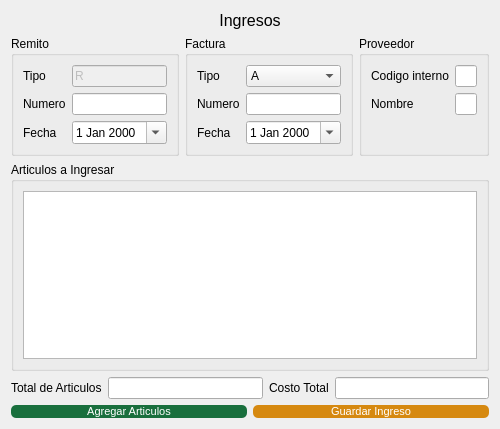
First picture: the form in Vistas/gui/ingresos/Ingreso.ui, repository Lonaris/Corupel, before the edit.
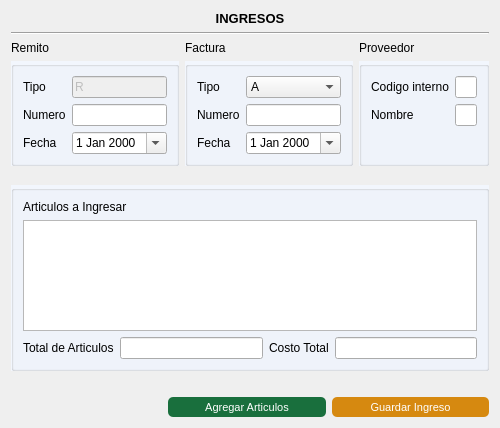
Second picture: the form after the edit. Icons and pictures are not drawn.

Commit message:
Nuevos cambios en la interfaz
Le puse colocitos y toda esa gilada... y para no ser menos que vos tambien hago estos commit jajaja

```diff
--- a/Vistas/gui/ingresos/Ingreso.ui
+++ b/Vistas/gui/ingresos/Ingreso.ui
@@ -6,8 +6,8 @@
    <rect>
     <x>0</x>
     <y>0</y>
-    <width>486</width>
-    <height>429</height>
+    <width>466</width>
+    <height>428</height>
    </rect>
   </property>
   <property name="sizePolicy">
@@ -22,136 +22,221 @@
   <property name="autoFillBackground">
    <bool>false</bool>
   </property>
-  <layout class="QVBoxLayout" name="verticalLayout">
-   <property name="sizeConstraint">
-    <enum>QLayout::SetMinAndMaxSize</enum>
-   </property>
-   <item>
-    <widget class="QLabel" name="label">
-     <property name="font">
-      <font>
-       <pointsize>12</pointsize>
-       <weight>50</weight>
-       <bold>false</bold>
-       <underline>false</underline>
-       <strikeout>false</strikeout>
-       <stylestrategy>PreferDefault</stylestrategy>
-       <kerning>true</kerning>
-      </font>
-     </property>
-     <property name="text">
-      <string>Ingresos</string>
-     </property>
-     <property name="alignment">
-      <set>Qt::AlignCenter</set>
-     </property>
-    </widget>
-   </item>
-   <item>
-    <layout class="QHBoxLayout" name="Comprobantes">
-     <item>
-      <widget class="QGroupBox" name="group_remito">
-       <property name="sizePolicy">
-        <sizepolicy hsizetype="Expanding" vsizetype="Preferred">
-         <horstretch>0</horstretch>
-         <verstretch>0</verstretch>
-        </sizepolicy>
+  <layout class="QGridLayout" name="gridLayout_2">
+   <item row="0" column="0">
+    <layout class="QGridLayout" name="gridLayout_6" rowstretch="2,2,2,2,2,2,2,2,2,82,2,2,0">
+     <item row="0" column="0" rowspan="2" colspan="3">
+      <widget class="QLabel" name="label">
+       <property name="font">
+        <font>
+         <family>MS Shell Dlg 2</family>
+         <pointsize>10</pointsize>
+         <weight>75</weight>
+         <bold>true</bold>
+         <underline>false</underline>
+         <strikeout>false</strikeout>
+         <stylestrategy>PreferDefault</stylestrategy>
+         <kerning>true</kerning>
+        </font>
+       </property>
+       <property name="text">
+        <string>INGRESOS</string>
+       </property>
+       <property name="alignment">
+        <set>Qt::AlignCenter</set>
+       </property>
+      </widget>
+     </item>
+     <item row="11" column="0" colspan="3">
+      <spacer name="horizontalSpacer_2">
+       <property name="orientation">
+        <enum>Qt::Horizontal</enum>
+       </property>
+       <property name="sizeHint" stdset="0">
+        <size>
+         <width>40</width>
+         <height>20</height>
+        </size>
+       </property>
+      </spacer>
+     </item>
+     <item row="12" column="0" colspan="3">
+      <layout class="QHBoxLayout" name="Botones">
+       <item>
+        <spacer name="horizontalSpacer">
+         <property name="orientation">
+          <enum>Qt::Horizontal</enum>
+         </property>
+         <property name="sizeHint" stdset="0">
+          <size>
+           <width>40</width>
+           <height>20</height>
+          </size>
+         </property>
+        </spacer>
+       </item>
+       <item>
+        <widget class="QPushButton" name="btn_ingresar">
+         <property name="sizePolicy">
+          <sizepolicy hsizetype="Expanding" vsizetype="Expanding">
+           <horstretch>0</horstretch>
+           <verstretch>0</verstretch>
+          </sizepolicy>
+         </property>
+         <property name="maximumSize">
+          <size>
+           <width>16777215</width>
+           <height>40</height>
+          </size>
+         </property>
+         <property name="styleSheet">
+          <string notr="true">#btn_ingresar{
+	background-color: #196F3D;
+	color: #ffffff;
+	font-family: 'Ariall';
+	font-size: 11px;
+	border-radius: 5px;
+	}
+
+#btn_ingresar:hover{
+	background-color: #04B431;
+	}</string>
+         </property>
+         <property name="text">
+          <string>Agregar Articulos</string>
+         </property>
+         <property name="icon">
+          <iconset>
+           <normaloff>../ico/insert_to_shopping_cart.ico</normaloff>../ico/insert_to_shopping_cart.ico</iconset>
+         </property>
+         <property name="iconSize">
+          <size>
+           <width>40</width>
+           <height>40</height>
+          </size>
+         </property>
+        </widget>
+       </item>
+       <item>
+        <widget class="QPushButton" name="btn_guardar">
+         <property name="sizePolicy">
+          <sizepolicy hsizetype="Expanding" vsizetype="Expanding">
+           <horstretch>0</horstretch>
+           <verstretch>0</verstretch>
+          </sizepolicy>
+         </property>
+         <property name="maximumSize">
+          <size>
+           <width>16777215</width>
+           <height>40</height>
+          </size>
+         </property>
+         <property name="styleSheet">
+          <string notr="true">#btn_guardar{
+	background-color: #D68910  ;
+	color: #ffffff;
+	font-family: 'Ariall';
+	font-size: 11px;
+	border-radius: 5px;
+	}
+
+#btn_guardar:hover{
+	background-color: #F1C40F ;
+	}</string>
+         </property>
+         <property name="text">
+          <string>Guardar Ingreso</string>
+         </property>
+         <property name="icon">
+          <iconset>
+           <normaloff>../ico/save.ico</normaloff>../ico/save.ico</iconset>
+         </property>
+         <property name="iconSize">
+          <size>
+           <width>40</width>
+           <height>40</height>
+          </size>
+         </property>
+        </widget>
+       </item>
+      </layout>
+     </item>
+     <item row="9" column="0" rowspan="2" colspan="3">
+      <widget class="QGroupBox" name="group_tabla">
+       <property name="styleSheet">
+        <string notr="true">#group_tabla{
+	background-color: #F2F6FD;
+	}</string>
        </property>
        <property name="title">
-        <string>Remito</string>
+        <string/>
        </property>
-       <layout class="QFormLayout" name="formLayout_4">
-        <item row="1" column="0">
-         <widget class="QLabel" name="label_numero_2">
-          <property name="text">
-           <string>Numero</string>
-          </property>
-         </widget>
+       <layout class="QGridLayout" name="gridLayout" rowstretch="10,800,0,0">
+        <item row="1" column="0" rowspan="2">
+         <widget class="QTableView" name="tbl_ingresos"/>
         </item>
-        <item row="2" column="0">
-         <widget class="QLabel" name="label_fecha_2">
-          <property name="text">
-           <string>Fecha</string>
-          </property>
-         </widget>
-        </item>
-        <item row="1" column="1">
-         <widget class="QLineEdit" name="rem_numero"/>
-        </item>
-        <item row="2" column="1">
-         <widget class="QDateEdit" name="rem_fecha">
-          <property name="calendarPopup">
-           <bool>true</bool>
-          </property>
-         </widget>
+        <item row="3" column="0">
+         <layout class="QHBoxLayout" name="Totales">
+          <item>
+           <widget class="QLabel" name="label_total_cant">
+            <property name="text">
+             <string>Total de Articulos</string>
+            </property>
+           </widget>
+          </item>
+          <item>
+           <widget class="QLineEdit" name="tot_cant"/>
+          </item>
+          <item>
+           <widget class="QLabel" name="label_total_costo">
+            <property name="text">
+             <string>Costo Total</string>
+            </property>
+           </widget>
+          </item>
+          <item>
+           <widget class="QLineEdit" name="tot_cost"/>
+          </item>
+         </layout>
         </item>
         <item row="0" column="0">
-         <widget class="QLabel" name="label_tipo_2">
+         <widget class="QLabel" name="label_6">
           <property name="text">
-           <string>Tipo</string>
-          </property>
-         </widget>
-        </item>
-        <item row="0" column="1">
-         <widget class="QLineEdit" name="rem_tipo">
-          <property name="enabled">
-           <bool>false</bool>
-          </property>
-          <property name="text">
-           <string>R</string>
+           <string>Articulos a Ingresar</string>
           </property>
          </widget>
         </item>
        </layout>
       </widget>
      </item>
-     <item>
+     <item row="4" column="1" rowspan="2">
       <widget class="QGroupBox" name="group_factura">
        <property name="sizePolicy">
-        <sizepolicy hsizetype="Expanding" vsizetype="Preferred">
+        <sizepolicy hsizetype="Expanding" vsizetype="Expanding">
          <horstretch>0</horstretch>
          <verstretch>0</verstretch>
         </sizepolicy>
        </property>
+       <property name="styleSheet">
+        <string notr="true">#group_factura{
+	background-color: #F2F6FD;
+	}</string>
+       </property>
        <property name="title">
-        <string>Factura</string>
+        <string/>
        </property>
        <layout class="QFormLayout" name="formLayout">
         <property name="formAlignment">
          <set>Qt::AlignLeading|Qt::AlignLeft|Qt::AlignTop</set>
         </property>
         <item row="2" column="0">
-         <widget class="QLabel" name="label_numero">
-          <property name="text">
-           <string>Numero</string>
-          </property>
-         </widget>
-        </item>
-        <item row="2" column="1">
-         <widget class="QLineEdit" name="fact_numero"/>
-        </item>
-        <item row="3" column="0">
-         <widget class="QLabel" name="label_fecha">
-          <property name="text">
-           <string>Fecha</string>
-          </property>
-         </widget>
-        </item>
-        <item row="3" column="1">
-         <widget class="QDateEdit" name="fact_fecha">
-          <property name="calendarPopup">
-           <bool>true</bool>
-          </property>
-         </widget>
-        </item>
-        <item row="1" column="0">
          <widget class="QLabel" name="label_tipo">
           <property name="text">
            <string>Tipo</string>
           </property>
          </widget>
         </item>
-        <item row="1" column="1">
+        <item row="2" column="1">
          <widget class="QComboBox" name="fact_tipo">
           <item>
            <property name="text">
@@ -170,159 +255,202 @@
           </item>
          </widget>
         </item>
+        <item row="3" column="0">
+         <widget class="QLabel" name="label_numero">
+          <property name="text">
+           <string>Numero</string>
+          </property>
+         </widget>
+        </item>
+        <item row="3" column="1">
+         <widget class="QLineEdit" name="fact_numero"/>
+        </item>
+        <item row="4" column="0">
+         <widget class="QLabel" name="label_fecha">
+          <property name="text">
+           <string>Fecha</string>
+          </property>
+         </widget>
+        </item>
+        <item row="4" column="1">
+         <widget class="QDateEdit" name="fact_fecha">
+          <property name="calendarPopup">
+           <bool>true</bool>
+          </property>
+         </widget>
+        </item>
        </layout>
       </widget>
      </item>
-     <item>
+     <item row="4" column="2" rowspan="2">
       <widget class="QGroupBox" name="group_proveedor">
+       <property name="sizePolicy">
+        <sizepolicy hsizetype="Preferred" vsizetype="Expanding">
+         <horstretch>0</horstretch>
+         <verstretch>0</verstretch>
+        </sizepolicy>
+       </property>
+       <property name="styleSheet">
+        <string notr="true">#group_proveedor{
+	background-color: #F2F6FD;
+	}</string>
+       </property>
        <property name="title">
-        <string>Proveedor</string>
+        <string/>
        </property>
        <layout class="QFormLayout" name="formLayout_2">
-        <item row="0" column="0">
+        <item row="2" column="0">
          <widget class="QLabel" name="label_codigo">
           <property name="text">
            <string>Codigo interno</string>
           </property>
          </widget>
         </item>
-        <item row="1" column="0">
+        <item row="2" column="1">
+         <widget class="QLineEdit" name="prov_id"/>
+        </item>
+        <item row="3" column="0">
          <widget class="QLabel" name="label_nombre_2">
           <property name="text">
            <string>Nombre</string>
           </property>
          </widget>
         </item>
-        <item row="0" column="1">
-         <widget class="QLineEdit" name="prov_id"/>
-        </item>
-        <item row="1" column="1">
+        <item row="3" column="1">
          <widget class="QLineEdit" name="prov_nombre"/>
         </item>
        </layout>
       </widget>
      </item>
-    </layout>
-   </item>
-   <item>
-    <widget class="QGroupBox" name="group_tabla">
-     <property name="title">
-      <string>Articulos a Ingresar</string>
-     </property>
-     <layout class="QGridLayout" name="gridLayout">
-      <item row="0" column="0">
-       <widget class="QTableView" name="tbl_ingresos"/>
-      </item>
-     </layout>
-    </widget>
-   </item>
-   <item>
-    <layout class="QHBoxLayout" name="Totales">
-     <item>
-      <widget class="QLabel" name="label_total_cant">
-       <property name="text">
-        <string>Total de Articulos</string>
+     <item row="4" column="0" rowspan="2">
+      <widget class="QGroupBox" name="group_remito">
+       <property name="sizePolicy">
+        <sizepolicy hsizetype="Expanding" vsizetype="Expanding">
+         <horstretch>0</horstretch>
+         <verstretch>0</verstretch>
+        </sizepolicy>
        </property>
+       <property name="styleSheet">
+        <string notr="true">#group_remito{
+	background-color: #F2F6FD;
+	}</string>
+       </property>
+       <property name="title">
+        <string/>
+       </property>
+       <layout class="QFormLayout" name="formLayout_4">
+        <item row="1" column="0">
+         <widget class="QLabel" name="label_tipo_2">
+          <property name="text">
+           <string>Tipo</string>
+          </property>
+         </widget>
+        </item>
+        <item row="1" column="1">
+         <widget class="QLineEdit" name="rem_tipo">
+          <property name="enabled">
+           <bool>false</bool>
+          </property>
+          <property name="text">
+           <string>R</string>
+          </property>
+         </widget>
+        </item>
+        <item row="2" column="0">
+         <widget class="QLabel" name="label_numero_2">
+          <property name="text">
+           <string>Numero</string>
+          </property>
+         </widget>
+        </item>
+        <item row="2" column="1">
+         <widget class="QLineEdit" name="rem_numero"/>
+        </item>
+        <item row="3" column="0">
+         <widget class="QLabel" name="label_fecha_2">
+          <property name="text">
+           <string>Fecha</string>
+          </property>
+         </widget>
+        </item>
+        <item row="3" column="1">
+         <widget class="QDateEdit" name="rem_fecha">
+          <property name="calendarPopup">
+           <bool>true</bool>
+          </property>
+         </widget>
+        </item>
+       </layout>
       </widget>
      </item>
-     <item>
-      <widget class="QLineEdit" name="tot_cant"/>
+     <item row="6" column="0" rowspan="3" colspan="3">
+      <spacer name="horizontalSpacer_3">
+       <property name="orientation">
+        <enum>Qt::Horizontal</enum>
+       </property>
+       <property name="sizeHint" stdset="0">
+        <size>
+         <width>10</width>
+         <height>10</height>
+        </size>
+       </property>
+      </spacer>
      </item>
-     <item>
-      <widget class="QLabel" name="label_total_costo">
+     <item row="3" column="2">
+      <widget class="QLabel" name="label_4">
+       <property name="font">
+        <font>
+         <weight>50</weight>
+         <bold>false</bold>
+        </font>
+       </property>
        <property name="text">
-        <string>Costo Total</string>
+        <string>Proveedor</string>
        </property>
       </widget>
      </item>
-     <item>
-      <widget class="QLineEdit" name="tot_cost"/>
-     </item>
-    </layout>
-   </item>
-   <item>
-    <layout class="QHBoxLayout" name="Botones">
-     <item>
-      <widget class="QPushButton" name="btn_ingresar">
+     <item row="3" column="0">
+      <widget class="QLabel" name="label_2">
        <property name="sizePolicy">
         <sizepolicy hsizetype="Expanding" vsizetype="Expanding">
          <horstretch>0</horstretch>
          <verstretch>0</verstretch>
         </sizepolicy>
        </property>
-       <property name="maximumSize">
-        <size>
-         <width>16777215</width>
-         <height>40</height>
-        </size>
+       <property name="font">
+        <font>
+         <weight>50</weight>
+         <bold>false</bold>
+        </font>
        </property>
-       <property name="styleSheet">
-        <string notr="true">#btn_ingresar{
-	background-color: #196F3D;
-	color: #ffffff;
-	font-family: 'Ariall';
-	font-size: 11px;
-	border-radius: 5px;
-	}
-
-#btn_ingresar:hover{
-	background-color: #04B431;
-	}</string>
-       </property>
        <property name="text">
-        <string>Agregar Articulos</string>
+        <string>Remito</string>
        </property>
-       <property name="icon">
-        <iconset>
-         <normaloff>../ico/insert_to_shopping_cart.ico</normaloff>../ico/insert_to_shopping_cart.ico</iconset>
-       </property>
-       <property name="iconSize">
-        <size>
-         <width>40</width>
-         <height>40</height>
-        </size>
-       </property>
       </widget>
      </item>
-     <item>
-      <widget class="QPushButton" name="btn_guardar">
+     <item row="3" column="1">
+      <widget class="QLabel" name="label_3">
        <property name="sizePolicy">
         <sizepolicy hsizetype="Expanding" vsizetype="Expanding">
          <horstretch>0</horstretch>
          <verstretch>0</verstretch>
         </sizepolicy>
        </property>
-       <property name="maximumSize">
-        <size>
-         <width>16777215</width>
-         <height>40</height>
-        </size>
+       <property name="font">
+        <font>
+         <weight>50</weight>
+         <bold>false</bold>
+        </font>
        </property>
-       <property name="styleSheet">
-        <string notr="true">#btn_guardar{
-	background-color: #D68910  ;
-	color: #ffffff;
-	font-family: 'Ariall';
-	font-size: 11px;
-	border-radius: 5px;
-	}
-
-#btn_guardar:hover{
-	background-color: #F1C40F ;
-	}</string>
-       </property>
        <property name="text">
-        <string>Guardar Ingreso</string>
+        <string>Factura</string>
        </property>
-       <property name="icon">
-        <iconset>
-         <normaloff>../ico/save.ico</normaloff>../ico/save.ico</iconset>
-       </property>
-       <property name="iconSize">
-        <size>
-         <width>40</width>
-         <height>40</height>
-        </size>
+      </widget>
+     </item>
+     <item row="2" column="0" colspan="3">
+      <widget class="Line" name="line">
+       <property name="orientation">
+        <enum>Qt::Horizontal</enum>
        </property>
       </widget>
      </item>
```
The commit also changes 7 other files.
